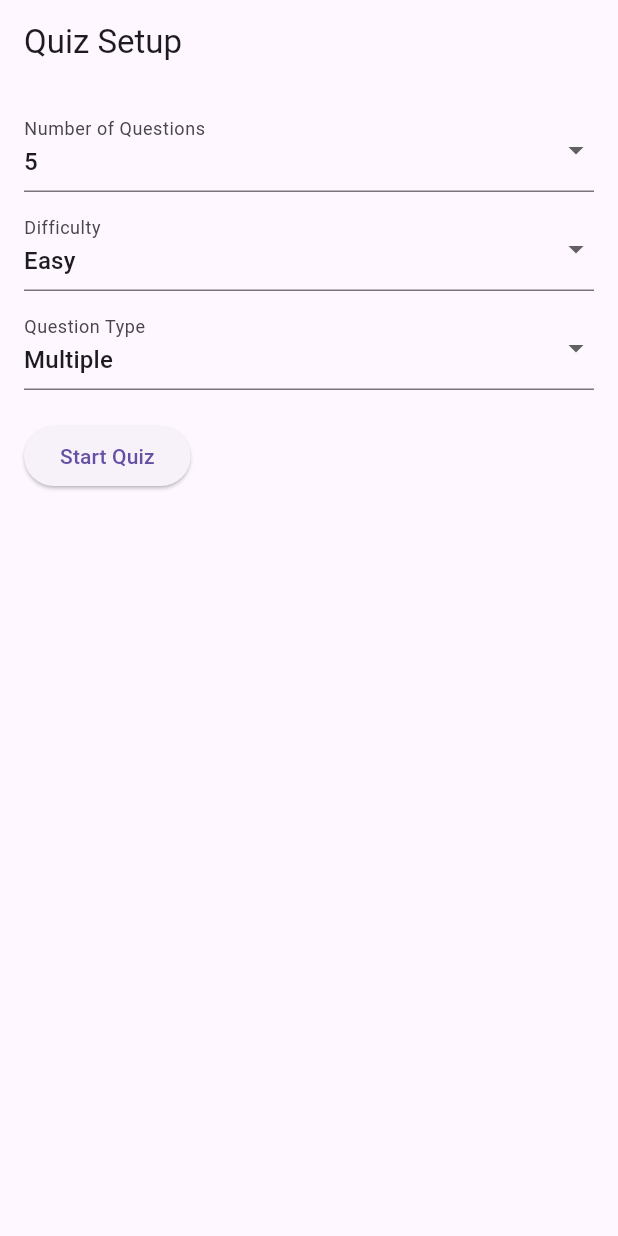
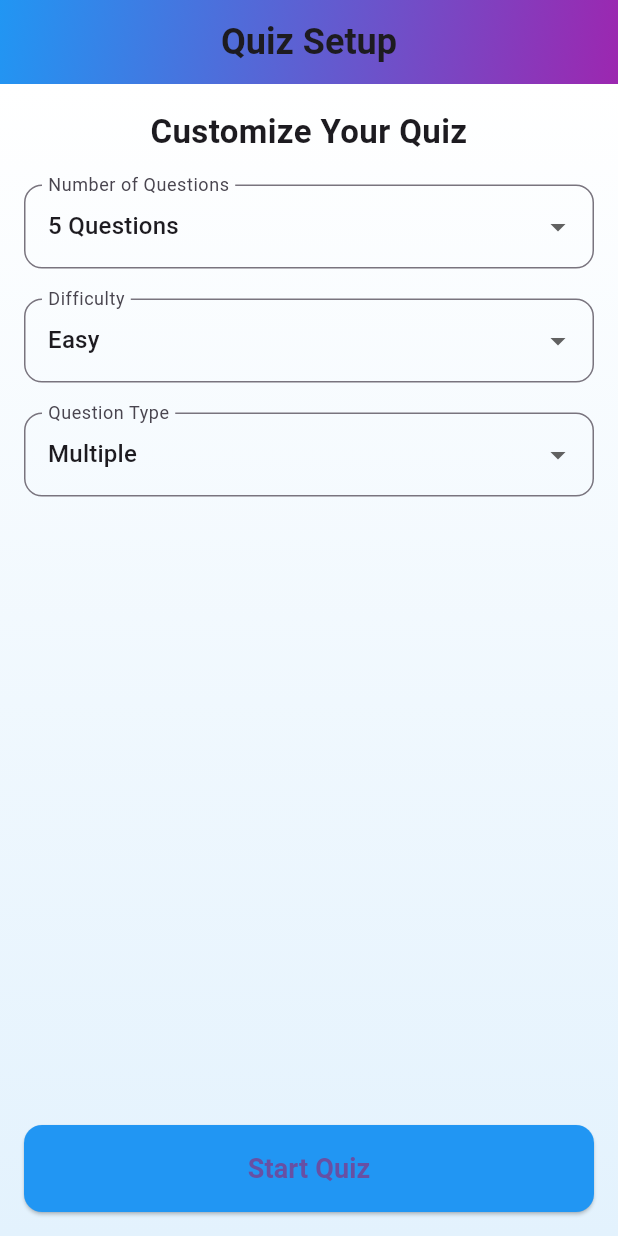
Before and after one commit to shellycodesalot1/homework_5, a Flutter app: the screen it shows after launch, on a phone screen of 412 x 824 dp. Run offline on Flutter 3.47's test engine with Material 3 defaults, Android fonts, the phone set to English and light mode, and no system bars.

Commit message:
improved ui

```diff
--- a/lib/setup_screen.dart
+++ b/lib/setup_screen.dart
@@ -2,54 +2,86 @@ import 'package:flutter/material.dart';
 import 'quiz_screen.dart';
 
 class SetupScreen extends StatefulWidget {
-  const SetupScreen({super.key});
-
   @override
   _SetupScreenState createState() => _SetupScreenState();
 }
 
 class _SetupScreenState extends State<SetupScreen> {
   int numQuestions = 5;
-  String category = "9"; // General Knowledge default ID
   String difficulty = "easy";
   String type = "multiple";
 
   @override
   Widget build(BuildContext context) {
     return Scaffold(
-      appBar: AppBar(title: const Text('Quiz Setup')),
-      body: Padding(
+      appBar: AppBar(
+        title: Text('Quiz Setup', style: TextStyle(fontSize: 24, fontWeight: FontWeight.bold)),
+        centerTitle: true,
+        flexibleSpace: Container(
+          decoration: BoxDecoration(
+            gradient: LinearGradient(
+              colors: [Colors.blue, Colors.purple],
+              begin: Alignment.topLeft,
+              end: Alignment.bottomRight,
+            ),
+          ),
+        ),
+      ),
+      body: Container(
+        decoration: BoxDecoration(
+          gradient: LinearGradient(
+            colors: [Colors.white, Colors.blue.shade50],
+            begin: Alignment.topCenter,
+            end: Alignment.bottomCenter,
+          ),
+        ),
+        child: Padding(
           padding: const EdgeInsets.all(16.0),
           child: Column(
-          crossAxisAlignment: CrossAxisAlignment.start,
+            crossAxisAlignment: CrossAxisAlignment.stretch,
             children: [
+              Text(
+                'Customize Your Quiz',
+                style: TextStyle(fontSize: 22, fontWeight: FontWeight.bold),
+                textAlign: TextAlign.center,
+              ),
+              SizedBox(height: 20),
               DropdownButtonFormField<int>(
                 value: numQuestions,
-              decoration: const InputDecoration(labelText: 'Number of Questions'),
+                decoration: InputDecoration(
+                  labelText: 'Number of Questions',
+                  border: OutlineInputBorder(borderRadius: BorderRadius.circular(12)),
+                ),
                 items: [5, 10, 15]
-                  .map((e) => DropdownMenuItem(value: e, child: Text(e.toString())))
+                    .map((e) => DropdownMenuItem(value: e, child: Text('$e Questions')))
                     .toList(),
                 onChanged: (value) => setState(() => numQuestions = value!),
               ),
-            const SizedBox(height: 10),
+              SizedBox(height: 20),
               DropdownButtonFormField<String>(
                 value: difficulty,
-              decoration: const InputDecoration(labelText: 'Difficulty'),
+                decoration: InputDecoration(
+                  labelText: 'Difficulty',
+                  border: OutlineInputBorder(borderRadius: BorderRadius.circular(12)),
+                ),
                 items: ['easy', 'medium', 'hard']
                     .map((e) => DropdownMenuItem(value: e, child: Text(e.capitalize())))
                     .toList(),
                 onChanged: (value) => setState(() => difficulty = value!),
               ),
-            const SizedBox(height: 10),
+              SizedBox(height: 20),
               DropdownButtonFormField<String>(
                 value: type,
-              decoration: const InputDecoration(labelText: 'Question Type'),
+                decoration: InputDecoration(
+                  labelText: 'Question Type',
+                  border: OutlineInputBorder(borderRadius: BorderRadius.circular(12)),
+                ),
                 items: ['multiple', 'boolean']
                     .map((e) => DropdownMenuItem(value: e, child: Text(e.capitalize())))
                     .toList(),
                 onChanged: (value) => setState(() => type = value!),
               ),
-            const SizedBox(height: 20),
+              Spacer(),
               ElevatedButton(
                 onPressed: () {
                   Navigator.push(
@@ -57,16 +89,24 @@ class _SetupScreenState extends State<SetupScreen> {
                     MaterialPageRoute(
                       builder: (context) => QuizScreen(
                         numQuestions: numQuestions,
-                      category: category,
                         difficulty: difficulty,
                         type: type,
                       ),
                     ),
                   );
                 },
-              child: const Text('Start Quiz'),
+                style: ElevatedButton.styleFrom(
+                  backgroundColor: Colors.blue,
+                  shape: RoundedRectangleBorder(borderRadius: BorderRadius.circular(12)),
+                  padding: EdgeInsets.symmetric(vertical: 16),
+                ),
+                child: Text(
+                  'Start Quiz',
+                  style: TextStyle(fontSize: 18, fontWeight: FontWeight.bold),
+                ),
               ),
             ],
+          ),
         ),
       ),
     );
```
Also changed, not shown: lib/quiz_screen.dart (+101 -24 lines), lib/summary_screen.dart (+47 -20 lines). Lines whose indentation alone changed are shown as unchanged.
